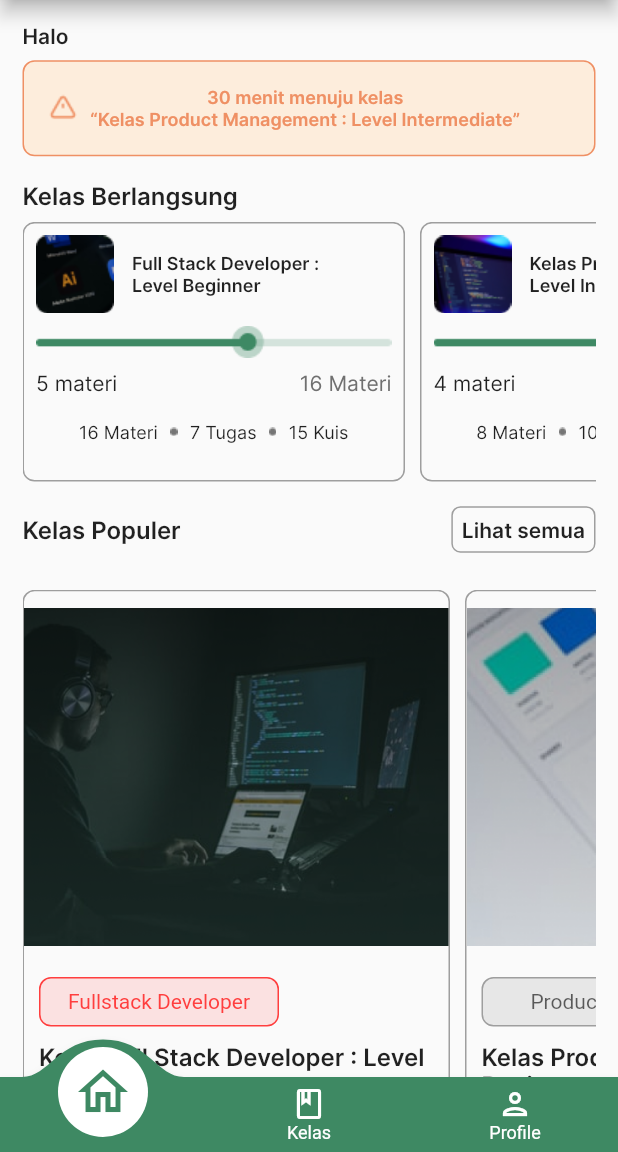
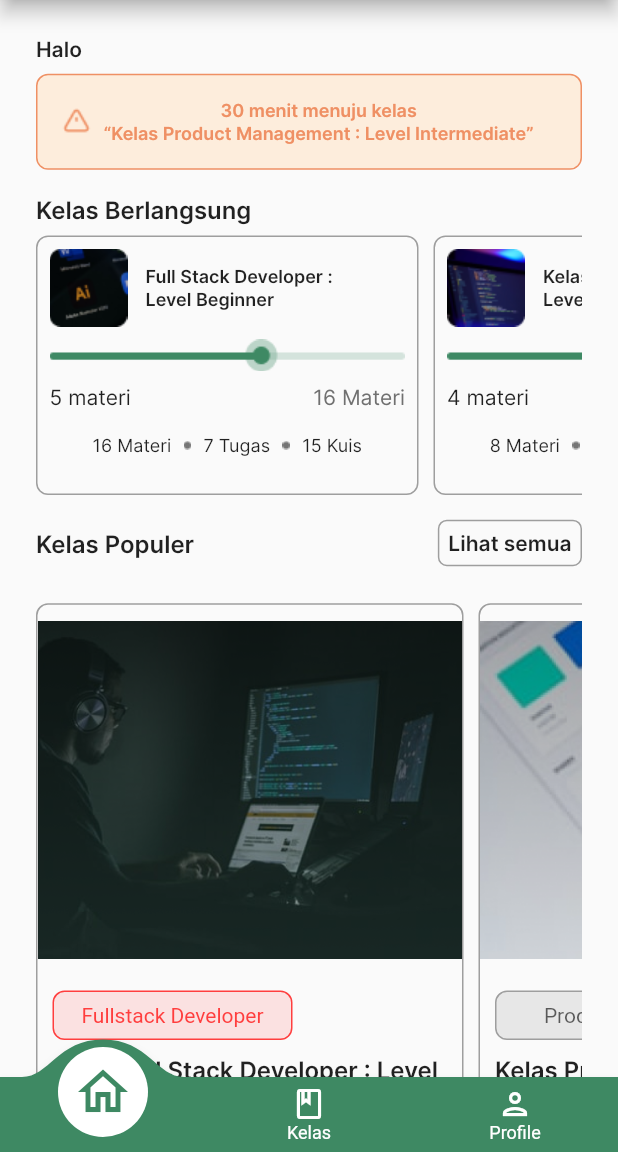
Before and after one commit to IGustiFajar/3G-PAPB, a Flutter app: the screen it shows once a user with an empty profile is signed in, on a phone screen of 412 x 824 dp, the part 84-1236 px from its top. Run offline on Flutter 3.47's test engine with Material 2 defaults, Android fonts, the phone set to English and light mode, and no system bars; drawn by our look-alikes of anim_search_bar, convex_bottom_bar; our stand-ins replace cool_alert, curved_navigation_bar, dotted_border, firebase_auth, firebase_core, firebase_crashlytics and 6 more; accounts and stored records are empty.

Commit message:
perbaiki padding beranda dan profil

```diff
--- a/edutech/lib/pages/BerandaPage.dart
+++ b/edutech/lib/pages/BerandaPage.dart
@@ -113,7 +113,7 @@ class _BerandaPageState extends State<BerandaPage> {
       ),
       body: SingleChildScrollView(
         child: Padding(
-          padding: const EdgeInsets.all(15.0),
+          padding: const EdgeInsets.all(24.0),
           child: (isLandscape)
               ? Column(
                   mainAxisAlignment: MainAxisAlignment.start,
--- a/edutech/lib/pages/profilePage.dart
+++ b/edutech/lib/pages/profilePage.dart
@@ -119,7 +119,7 @@ class _ProfilePageState extends State<ProfilePage> {
         ),
       ),
       body: Container(
-        padding: const EdgeInsets.all(15.0),
+        padding: const EdgeInsets.all(24.0),
         child: ListView(
           children: [
             Row(
```
